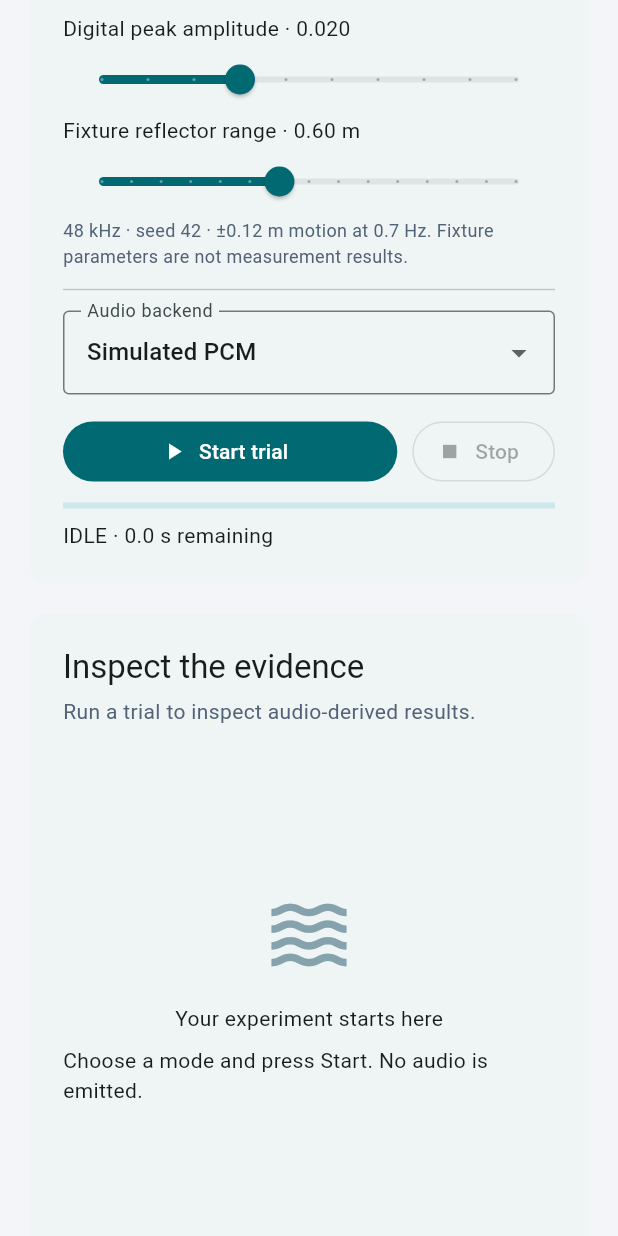
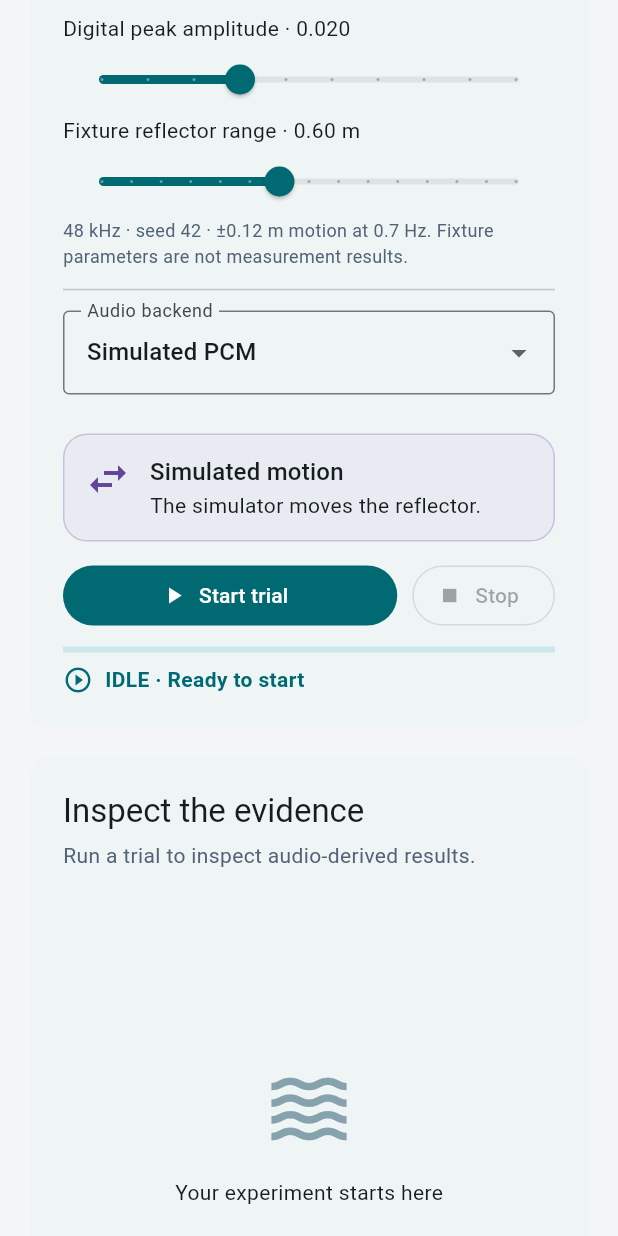
Before and after one commit to humanifest-bot/phonopticon, a Flutter app: the screen it shows after launch, scrolled down 576 dp, on a phone screen of 412 x 824 dp. Run offline on Flutter 3.47's test engine with Material 3 defaults, Android fonts, the phone set to English and light mode, and no system bars; missing offline and left inert: dart:html, dart:js_interop.

Commit message:
Guide acoustic calibration trials with color and icons

```diff
--- a/lib/main.dart
+++ b/lib/main.dart
@@ -11,7 +11,9 @@ import 'domain/experiment.dart';
 import 'export/artifacts.dart';
 import 'export/export_bundle.dart';
 import 'runner/trial_runner.dart';
+import 'signal/analysis.dart' show silentMicrophoneInput;
 import 'ui/plots.dart';
+import 'ui/trial_guide.dart';
 
 // Keep controls inspectable by assistive tools without an invisible opt-in.
 // The handle intentionally lives for the lifetime of the application.
@@ -276,13 +278,6 @@ class _ExperimentScreenState extends State<ExperimentScreen>
         'Validation ${validationTrials.length}/15 saved · ${slotRecorded ? 'review result' : 'press Start when ready'}',
         key: const Key('validation-progress'),
       ),
-      Text(
-        scenario == Scenario.stationary
-            ? 'Sit still and avoid speaking for the full trial.'
-            : scenario == Scenario.moving
-            ? 'Lean toward/away about 10 cm, once per second. Keep the computer fixed.'
-            : 'No probe tone. Repeat the same leaning motion; keep system volume unchanged.',
-      ),
       if (slotRecorded && validationTrials.length < 15)
         FilledButton(
           key: const Key('next-validation'),
@@ -361,6 +356,61 @@ class _ExperimentScreenState extends State<ExperimentScreen>
   Widget build(BuildContext context) {
     final r = runner.result;
     final busy = runner.busy;
+    final colors = Theme.of(context).colorScheme;
+    final recording = runner.state == TrialState.running && runner.elapsed > 0;
+    final probeOff =
+        scenario == Scenario.transmitterOff || scenario == Scenario.silence;
+    final offControlRecorded =
+        breathing &&
+        scenario == Scenario.transmitterOff &&
+        r != null &&
+        r.quality.length == 1 &&
+        r.quality.single == 'No coherent chirp probe found';
+    final (status, statusIcon, statusColor) = switch (runner.state) {
+      TrialState.idle => (
+        'IDLE · Ready to start',
+        Icons.play_circle_outline,
+        colors.primary,
+      ),
+      TrialState.preparing => (
+        'Preparing audio',
+        Icons.hourglass_empty,
+        colors.primary,
+      ),
+      TrialState.running => (
+        recording
+            ? (native ? 'Recording' : 'Running simulation')
+            : 'Preparing audio',
+        recording && native ? Icons.fiber_manual_record : Icons.hourglass_empty,
+        recording && native ? colors.error : colors.primary,
+      ),
+      TrialState.stopping => (
+        'Stopping',
+        Icons.stop_circle_outlined,
+        colors.error,
+      ),
+      TrialState.complete => (
+        'COMPLETE · Ready to export',
+        Icons.check_circle_outline,
+        colors.primary,
+      ),
+      TrialState.cancelled => (
+        'CANCELLED',
+        Icons.stop_circle_outlined,
+        colors.onSurfaceVariant,
+      ),
+      TrialState.failed when offControlRecorded => (
+        'Control recorded · Ready to export',
+        Icons.volume_off_outlined,
+        colors.primary,
+      ),
+      TrialState.failed => (
+        'FAILED · Check the recording',
+        Icons.error_outline,
+        colors.error,
+      ),
+    };
+    final remaining = (runDuration - runner.elapsed).clamp(0, runDuration);
     final controls = panel(
       Column(
         crossAxisAlignment: CrossAxisAlignment.start,
@@ -540,35 +590,24 @@ class _ExperimentScreenState extends State<ExperimentScreen>
           const SizedBox(height: 14),
           if (native)
             Text(
-              computerBackendAvailable()
-                  ? 'Start requests microphone permission and plays a low-level sound. Use built-in speakers; keep system volume low. No upload. Thresholds are uncalibrated.'
+              runner.backend.capabilities.available
+                  ? probeOff
+                        ? 'Start records the microphone with the speaker probe off.'
+                        : 'Start records the microphone and plays a low-level probe. Use built-in speakers at low volume.'
                   : 'Native backend is not implemented. No silent fallback to simulation.',
               style: TextStyle(color: Color(0xffa25d18)),
             ),
           if (native && mode == ProbeMode.tone) ...calibrationControls(),
-          if (breathing) ...[
-            const SizedBox(height: 8),
-            Text(
-              scenario == Scenario.stationary
-                  ? 'Keep the reflector and computer still for the full capture.'
-                  : 'Move the reflector gently between the marks. Follow the visual pacer, one cycle every 4 seconds.',
-            ),
-            if (scenario == Scenario.moving ||
-                scenario == Scenario.transmitterOff)
-              LinearProgressIndicator(
-                semanticsLabel: 'Reflector pacer, near to far',
-                value:
-                    .5 -
-                    .5 *
-                        math.cos(
-                          2 *
-                              math.pi *
-                              ExperimentConfig.calibrationRhythmHz *
-                              runner.elapsed,
-                        ),
-              ),
-            const SizedBox(height: 8),
-          ],
+          const SizedBox(height: 12),
+          TrialGuide(
+            mode: mode,
+            scenario: scenario,
+            physical: native,
+            validatingTone: validationPlan != null,
+            recording: recording,
+            elapsed: runner.elapsed,
+          ),
+          const SizedBox(height: 12),
           Row(
             children: [
               Expanded(
@@ -588,6 +627,7 @@ class _ExperimentScreenState extends State<ExperimentScreen>
               OutlinedButton.icon(
                 key: const Key('stop'),
                 onPressed: busy ? runner.stop : null,
+                style: OutlinedButton.styleFrom(foregroundColor: colors.error),
                 icon: const Icon(Icons.stop),
                 label: const Text('Stop'),
               ),
@@ -595,21 +635,45 @@ class _ExperimentScreenState extends State<ExperimentScreen>
           ),
           const SizedBox(height: 10),
           LinearProgressIndicator(
+            semanticsLabel: 'Trial progress',
+            color: statusColor,
             value: busy
-                ? runner.elapsed / runDuration
-                : (runner.state == TrialState.complete ? 1 : 0),
+                ? (runner.elapsed / runDuration).clamp(0.0, 1.0)
+                : (runner.state == TrialState.complete || offControlRecorded
+                      ? 1
+                      : 0),
           ),
           const SizedBox(height: 8),
-          Text(
-            '${runner.state.name.toUpperCase()} · ${busy ? (runDuration - runner.elapsed).clamp(0, runDuration).toStringAsFixed(1) : '0.0'} s remaining',
-            key: const Key('trial-state'),
+          Row(
+            children: [
+              Icon(statusIcon, size: 20, color: statusColor),
+              const SizedBox(width: 8),
+              Expanded(
+                child: Semantics(
+                  liveRegion: true,
+                  child: Text(
+                    status,
+                    key: const Key('trial-state'),
+                    style: TextStyle(
+                      color: statusColor,
+                      fontWeight: FontWeight.bold,
+                    ),
+                  ),
+                ),
+              ),
+              if (busy) Text('${remaining.toStringAsFixed(1)} s left'),
+            ],
           ),
-          if (runner.error != null)
+          if (runner.error != null && !offControlRecorded)
             Padding(
               padding: const EdgeInsets.only(top: 10),
+              child: Text(runner.error!, style: TextStyle(color: colors.error)),
+            ),
+          if (r?.quality.contains(silentMicrophoneInput) ?? false)
+            const Padding(
+              padding: EdgeInsets.only(top: 8),
               child: Text(
-                runner.error!,
-                style: const TextStyle(color: Colors.red),
+                'Check the Mac’s Sound input meter. Then try Tone movement → Transmitter off for 4 seconds while speaking.',
               ),
             ),
         ],
@@ -623,6 +687,10 @@ class _ExperimentScreenState extends State<ExperimentScreen>
             'Inspect the evidence',
             r == null
                 ? 'Run a trial to inspect audio-derived results.'
+                : offControlRecorded
+                ? (native
+                      ? 'The microphone recorded with the chirp off.'
+                      : 'Simulated ambient audio with the chirp off.')
                 : !r.valid
                 ? 'Unknown · analysis unavailable'
                 : breathing
@@ -650,16 +718,11 @@ class _ExperimentScreenState extends State<ExperimentScreen>
                     SizedBox(height: 16),
                     Text('Your experiment starts here'),
                     SizedBox(height: 8),
-                    Text(
-                      native
-                          ? 'Press Start to request microphone access and play a low-level probe.'
-                          : 'Choose a mode and press Start. No audio is emitted.',
-                    ),
                   ],
                 ),
               ),
             ),
-          if (r != null && !r.valid)
+          if (r != null && !r.valid && !offControlRecorded)
             Padding(
               padding: const EdgeInsets.symmetric(vertical: 40),
               child: Text(r.quality.join('\n')),
@@ -721,7 +784,7 @@ class _ExperimentScreenState extends State<ExperimentScreen>
             ),
           ],
           const Divider(height: 30),
-          OutlinedButton.icon(
+          FilledButton.tonalIcon(
             key: const Key('export'),
             onPressed: runner.capture == null || busy || exporting
                 ? null
--- a/lib/signal/analysis.dart
+++ b/lib/signal/analysis.dart
@@ -2,6 +2,8 @@ import 'dart:math' as math;
 import '../domain/experiment.dart';
 import 'breathing.dart';
 import 'spectrum.dart';
+
+const silentMicrophoneInput = 'No microphone signal (all samples are zero)';
 
 AnalysisResult analyze(AudioCapture audio) {
   final c = audio.config;
@@ -18,6 +20,11 @@ AnalysisResult analyze(AudioCapture audio) {
       audio.emitted.any((x) => !x.isFinite))
     quality.add('Nonfinite PCM');
   if (audio.received.any((x) => x.abs() >= 1)) quality.add('Clipped PCM');
+  if (quality.isEmpty &&
+      audio.sourceKind == 'PHYSICAL' &&
+      audio.received.every((x) => x == 0)) {
+    quality.add(silentMicrophoneInput);
+  }
   if (quality.isNotEmpty)
     return AnalysisResult(
       axis: [],
--- /dev/null
+++ b/lib/ui/trial_guide.dart
@@ -0,0 +1,149 @@
+import 'dart:math' as math;
+import 'package:flutter/material.dart';
+import '../domain/experiment.dart';
+
+class TrialGuide extends StatelessWidget {
+  const TrialGuide({
+    super.key,
+    required this.mode,
+    required this.scenario,
+    required this.physical,
+    required this.validatingTone,
+    required this.recording,
+    required this.elapsed,
+  });
+
+  final ProbeMode mode;
+  final Scenario scenario;
+  final bool physical, validatingTone, recording;
+  final double elapsed;
+
+  @override
+  Widget build(BuildContext context) {
+    final breathing = mode == ProbeMode.breathing;
+    final (title, icon, accent) = switch (scenario) {
+      Scenario.stationary => (
+        'Hold still',
+        Icons.pause_circle_outline,
+        const Color(0xff235988),
+      ),
+      Scenario.moving => (
+        'Move the reflector',
+        Icons.swap_horiz,
+        const Color(0xff624498),
+      ),
+      Scenario.transmitterOff => (
+        'Transmitter off',
+        Icons.volume_off_outlined,
+        const Color(0xff465d6b),
+      ),
+      Scenario.silence => (
+        'Silence fixture',
+        Icons.volume_off_outlined,
+        const Color(0xff465d6b),
+      ),
+      Scenario.invalid => (
+        'Invalid audio fixture',
+        Icons.warning_amber_rounded,
+        const Color(0xff8b4e20),
+      ),
+    };
+    final instruction = physical
+        ? switch (scenario) {
+            Scenario.stationary =>
+              validatingTone
+                  ? 'Sit still and stay quiet for the full trial.'
+                  : breathing
+                  ? 'Set the Mac on a desk and prop a rigid book about 60 cm away. Keep both still.'
+                  : 'Keep the Mac and a rigid reflector still for the full trial.',
+            Scenario.moving =>
+              validatingTone
+                  ? 'Lean toward and away about 10 cm, once per second. Keep the Mac fixed.'
+                  : breathing
+                  ? 'Keep the Mac fixed. Move the reflector 5–10 mm between the marks, two seconds each way.'
+                  : 'Keep the Mac fixed and move a rigid reflector.',
+            Scenario.transmitterOff =>
+              validatingTone
+                  ? 'Repeat the same leaning motion. The microphone records with the probe off.'
+                  : breathing
+                  ? 'Repeat the same small motion. The microphone records with the chirp off.'
+                  : 'The microphone records with the probe off. For a mic check, speak briefly during the trial.',
+            _ => 'Choose a physical trial condition.',
+          }
+        : switch (scenario) {
+            Scenario.stationary => 'The simulated reflector stays fixed.',
+            Scenario.moving => 'The simulator moves the reflector.',
+            Scenario.transmitterOff =>
+              'The simulator generates ambient input with the probe off.',
+            Scenario.silence => 'The simulator supplies silent audio.',
+            Scenario.invalid =>
+              'The simulator supplies invalid audio to exercise the error display.',
+          };
+    final paced =
+        breathing &&
+        (scenario == Scenario.moving || scenario == Scenario.transmitterOff);
+    final phase = (elapsed * ExperimentConfig.calibrationRhythmHz) % 1;
+    final away = phase < .5;
+    final colors = Theme.of(context).colorScheme;
+    return DecoratedBox(
+      decoration: BoxDecoration(
+        color: Color.lerp(colors.surface, accent, .08),
+        border: Border.all(color: accent.withValues(alpha: .25)),
+        borderRadius: BorderRadius.circular(16),
+      ),
+      child: Padding(
+        padding: const EdgeInsets.all(14),
+        child: Column(
+          crossAxisAlignment: CrossAxisAlignment.start,
+          children: [
+            Row(
+              crossAxisAlignment: CrossAxisAlignment.start,
+              children: [
+                Icon(icon, size: 32, color: accent),
+                const SizedBox(width: 12),
+                Expanded(
+                  child: Column(
+                    crossAxisAlignment: CrossAxisAlignment.start,
+                    children: [
+                      Text(
+                        scenario == Scenario.moving && validatingTone
+                            ? 'Move toward and away'
+                            : !physical && scenario == Scenario.moving
+                            ? 'Simulated motion'
+                            : !physical && scenario == Scenario.stationary
+                            ? 'Stationary fixture'
+                            : title,
+                        style: Theme.of(context).textTheme.titleMedium,
+                      ),
+                      Text(instruction),
+                    ],
+                  ),
+                ),
+              ],
+            ),
+            if (paced) ...[
+              const SizedBox(height: 12),
+              Text(
+                recording && physical
+                    ? (away ? 'Move away →' : '← Move back')
+                    : 'Pacer · one cycle every 4 seconds',
+                style: TextStyle(color: accent, fontWeight: FontWeight.bold),
+              ),
+              const SizedBox(height: 6),
+              LinearProgressIndicator(
+                semanticsLabel: 'Reflector position, near to far',
+                color: accent,
+                minHeight: 6,
+                value: recording ? .5 - .5 * math.cos(2 * math.pi * phase) : 0,
+              ),
+              const Row(
+                mainAxisAlignment: MainAxisAlignment.spaceBetween,
+                children: [Text('Near'), Text('Far')],
+              ),
+            ],
+          ],
+        ),
+      ),
+    );
+  }
+}
```
Also changed, not shown: 3 other files.
